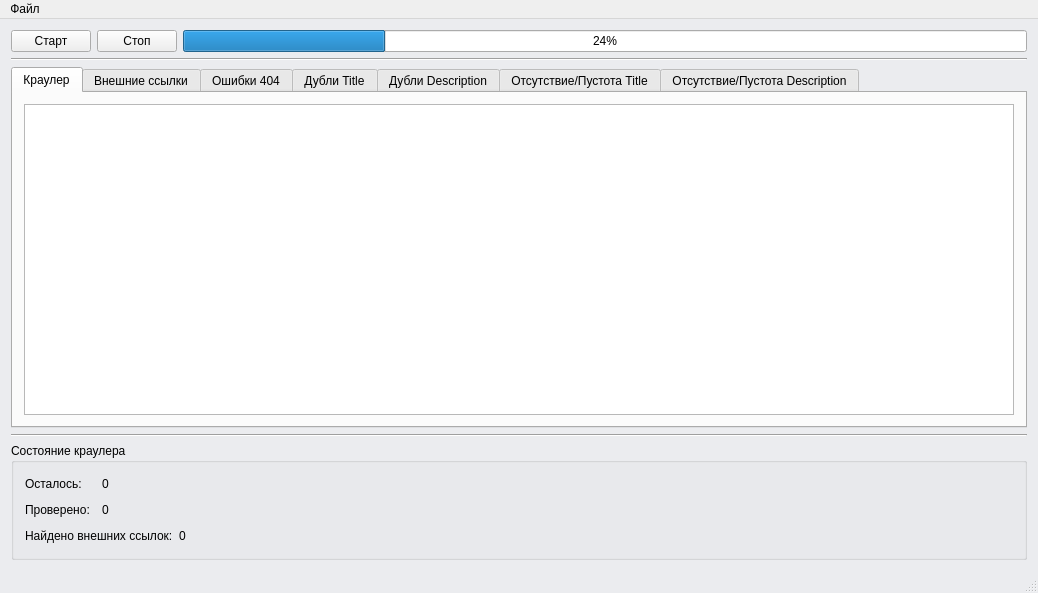
Before: the Qt Designer form WebSiteAnalyzer/ui/main_frame.ui in ANDR-ASCII/WebSiteAnalyzer, drawn with Qt 5.
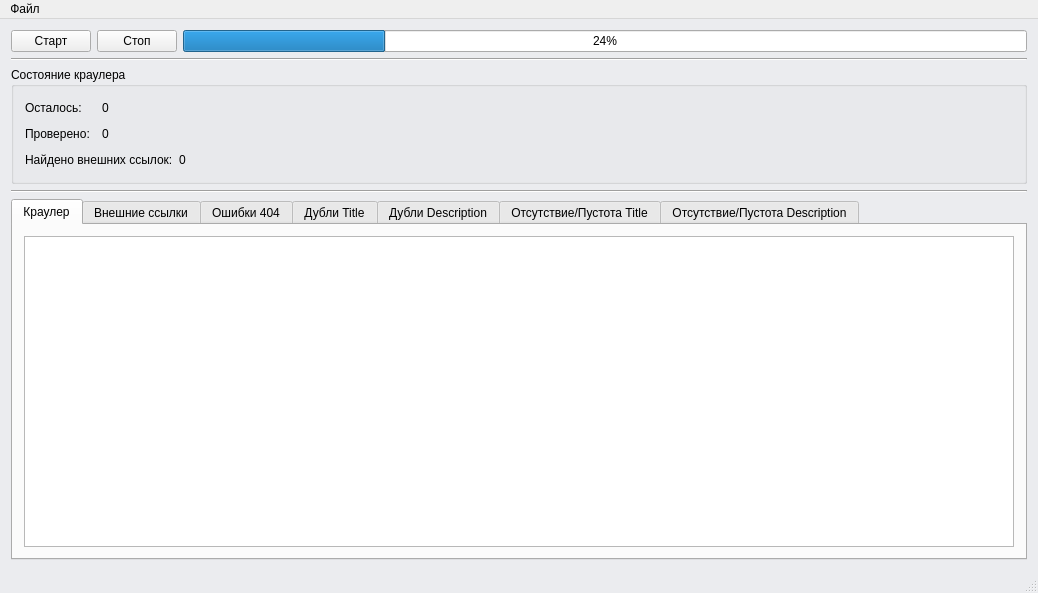
After: the same form once the commit is applied. Icons and pictures are not drawn.

```diff
--- a/WebSiteAnalyzer/ui/main_frame.ui
+++ b/WebSiteAnalyzer/ui/main_frame.ui
@@ -30,35 +30,97 @@
   </property>
   <widget class="QWidget" name="centralWidget">
    <layout class="QGridLayout" name="gridLayout_3">
-    <item row="0" column="0">
-     <widget class="QPushButton" name="startCrawlerButton">
-      <property name="text">
-       <string>Старт</string>
-      </property>
-     </widget>
-    </item>
-    <item row="0" column="1">
-     <widget class="QPushButton" name="stopCrawlerButton">
-      <property name="text">
-       <string>Стоп</string>
-      </property>
-     </widget>
-    </item>
-    <item row="0" column="2">
-     <widget class="QProgressBar" name="progressBar">
-      <property name="value">
-       <number>24</number>
-      </property>
-     </widget>
-    </item>
-    <item row="1" column="0" colspan="3">
-     <widget class="Line" name="line">
-      <property name="orientation">
-       <enum>Qt::Horizontal</enum>
-      </property>
-     </widget>
-    </item>
     <item row="2" column="0" colspan="3">
+     <widget class="QGroupBox" name="groupBox">
+      <property name="title">
+       <string>Состояние краулера</string>
+      </property>
+      <layout class="QGridLayout" name="gridLayout_2">
+       <item row="1" column="0">
+        <widget class="QLabel" name="label_3">
+         <property name="text">
+          <string>Проверено:</string>
+         </property>
+        </widget>
+       </item>
+       <item row="1" column="1">
+        <widget class="QLabel" name="crawledCountLabel">
+         <property name="text">
+          <string>0</string>
+         </property>
+        </widget>
+       </item>
+       <item row="2" column="0" colspan="2">
+        <widget class="QLabel" name="label_2">
+         <property name="text">
+          <string>Найдено внешних ссылок:</string>
+         </property>
+        </widget>
+       </item>
+       <item row="1" column="3">
+        <spacer name="horizontalSpacer_2">
+         <property name="orientation">
+          <enum>Qt::Horizontal</enum>
+         </property>
+         <property name="sizeHint" stdset="0">
+          <size>
+           <width>845</width>
+           <height>20</height>
+          </size>
+         </property>
+        </spacer>
+       </item>
+       <item row="0" column="3">
+        <spacer name="horizontalSpacer">
+         <property name="orientation">
+          <enum>Qt::Horizontal</enum>
+         </property>
+         <property name="sizeHint" stdset="0">
+          <size>
+           <width>845</width>
+           <height>20</height>
+          </size>
+         </property>
+        </spacer>
+       </item>
+       <item row="0" column="1">
+        <widget class="QLabel" name="remainderLabel">
+         <property name="text">
+          <string>0</string>
+         </property>
+        </widget>
+       </item>
+       <item row="0" column="0">
+        <widget class="QLabel" name="label">
+         <property name="text">
+          <string>Осталось: </string>
+         </property>
+        </widget>
+       </item>
+       <item row="2" column="2">
+        <widget class="QLabel" name="externalUrlsCountLabel">
+         <property name="text">
+          <string>0</string>
+         </property>
+        </widget>
+       </item>
+       <item row="2" column="3">
+        <spacer name="horizontalSpacer_3">
+         <property name="orientation">
+          <enum>Qt::Horizontal</enum>
+         </property>
+         <property name="sizeHint" stdset="0">
+          <size>
+           <width>845</width>
+           <height>20</height>
+          </size>
+         </property>
+        </spacer>
+       </item>
+      </layout>
+     </widget>
+    </item>
+    <item row="4" column="0" colspan="3">
      <widget class="QSplitter" name="splitter">
       <property name="orientation">
        <enum>Qt::Vertical</enum>
@@ -146,103 +208,41 @@
       </widget>
      </widget>
     </item>
+    <item row="0" column="1">
+     <widget class="QPushButton" name="stopCrawlerButton">
+      <property name="text">
+       <string>Стоп</string>
+      </property>
+     </widget>
+    </item>
+    <item row="0" column="2">
+     <widget class="QProgressBar" name="progressBar">
+      <property name="value">
+       <number>24</number>
+      </property>
+     </widget>
+    </item>
     <item row="3" column="0" colspan="3">
+     <widget class="Line" name="line">
+      <property name="orientation">
+       <enum>Qt::Horizontal</enum>
+      </property>
+     </widget>
+    </item>
+    <item row="0" column="0">
+     <widget class="QPushButton" name="startCrawlerButton">
+      <property name="text">
+       <string>Старт</string>
+      </property>
+     </widget>
+    </item>
+    <item row="1" column="0" colspan="3">
      <widget class="Line" name="line_2">
       <property name="orientation">
        <enum>Qt::Horizontal</enum>
       </property>
      </widget>
     </item>
-    <item row="4" column="0" colspan="3">
-     <widget class="QGroupBox" name="groupBox">
-      <property name="title">
-       <string>Состояние краулера</string>
-      </property>
-      <layout class="QGridLayout" name="gridLayout_2">
-       <item row="1" column="0">
-        <widget class="QLabel" name="label_3">
-         <property name="text">
-          <string>Проверено:</string>
-         </property>
-        </widget>
-       </item>
-       <item row="1" column="1">
-        <widget class="QLabel" name="crawledCountLabel">
-         <property name="text">
-          <string>0</string>
-         </property>
-        </widget>
-       </item>
-       <item row="2" column="0" colspan="2">
-        <widget class="QLabel" name="label_2">
-         <property name="text">
-          <string>Найдено внешних ссылок:</string>
-         </property>
-        </widget>
-       </item>
-       <item row="1" column="3">
-        <spacer name="horizontalSpacer_2">
-         <property name="orientation">
-          <enum>Qt::Horizontal</enum>
-         </property>
-         <property name="sizeHint" stdset="0">
-          <size>
-           <width>845</width>
-           <height>20</height>
-          </size>
-         </property>
-        </spacer>
-       </item>
-       <item row="0" column="3">
-        <spacer name="horizontalSpacer">
-         <property name="orientation">
-          <enum>Qt::Horizontal</enum>
-         </property>
-         <property name="sizeHint" stdset="0">
-          <size>
-           <width>845</width>
-           <height>20</height>
-          </size>
-         </property>
-        </spacer>
-       </item>
-       <item row="0" column="1">
-        <widget class="QLabel" name="remainderLabel">
-         <property name="text">
-          <string>0</string>
-         </property>
-        </widget>
-       </item>
-       <item row="0" column="0">
-        <widget class="QLabel" name="label">
-         <property name="text">
-          <string>Осталось: </string>
-         </property>
-        </widget>
-       </item>
-       <item row="2" column="2">
-        <widget class="QLabel" name="externalUrlsCountLabel">
-         <property name="text">
-          <string>0</string>
-         </property>
-        </widget>
-       </item>
-       <item row="2" column="3">
-        <spacer name="horizontalSpacer_3">
-         <property name="orientation">
-          <enum>Qt::Horizontal</enum>
-         </property>
-         <property name="sizeHint" stdset="0">
-          <size>
-           <width>845</width>
-           <height>20</height>
-          </size>
-         </property>
-        </spacer>
-       </item>
-      </layout>
-     </widget>
-    </item>
    </layout>
   </widget>
   <widget class="QMenuBar" name="menuBar">
```
